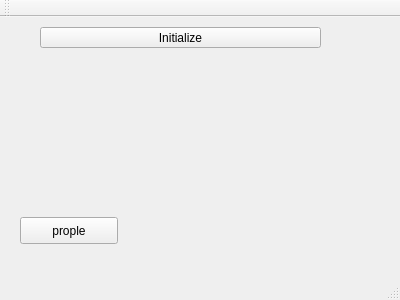
The window that mainwindow.ui (leetcode-1533/Qt_MVC_MYSQL) describes before a commit, drawn with Qt 5.
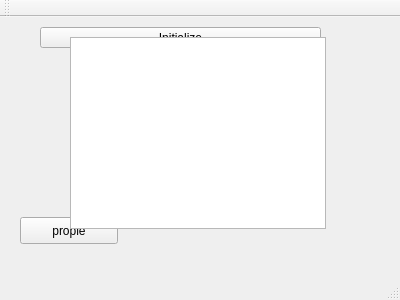
The same window after the commit.

```diff
--- a/mainwindow.ui
+++ b/mainwindow.ui
@@ -40,6 +40,16 @@
      <string>Initialize</string>
     </property>
    </widget>
+   <widget class="QTableView" name="tableView">
+    <property name="geometry">
+     <rect>
+      <x>70</x>
+      <y>20</y>
+      <width>256</width>
+      <height>192</height>
+     </rect>
+    </property>
+   </widget>
   </widget>
   <widget class="QMenuBar" name="menuBar">
    <property name="geometry">
```
